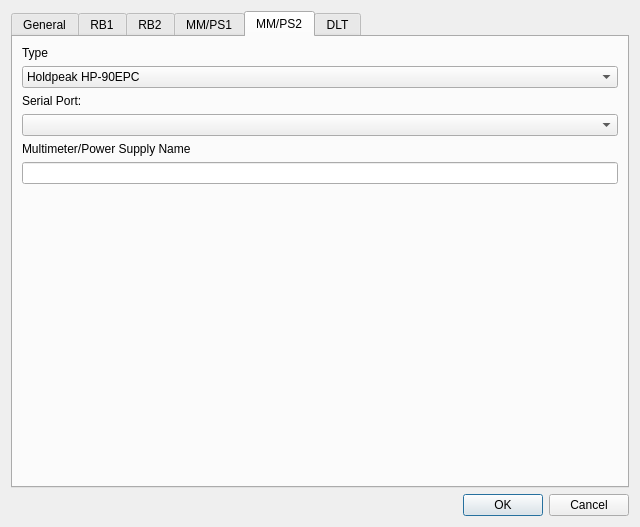
The window that settingsdialog.ui (alexmucde/DLTPower) describes before a commit, drawn with Qt 5.
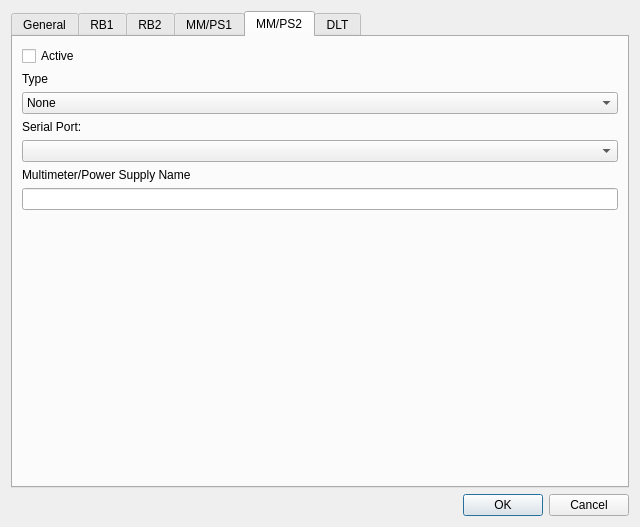
The same window after the commit. The open tabs and pages were chosen to show the change.

Commit message: Add active flag for each device

Patch:
```diff
--- a/settingsdialog.ui
+++ b/settingsdialog.ui
@@ -272,6 +272,13 @@
        <string>MM/PS2</string>
       </attribute>
       <layout class="QVBoxLayout" name="verticalLayout_8">
+       <item>
+        <widget class="QCheckBox" name="checkBoxMultimeter2Active">
+         <property name="text">
+          <string>Active</string>
+         </property>
+        </widget>
+       </item>
        <item>
         <widget class="QLabel" name="label_15">
          <property name="text">
@@ -281,6 +288,11 @@
        </item>
        <item>
         <widget class="QComboBox" name="comboBoxType2">
+         <item>
+          <property name="text">
+           <string>None</string>
+          </property>
+         </item>
          <item>
           <property name="text">
            <string>Holdpeak HP-90EPC</string>
```
Left out of the diff: 23 changed lines with no effect on the pictures. The commit also changes 7 other files.
